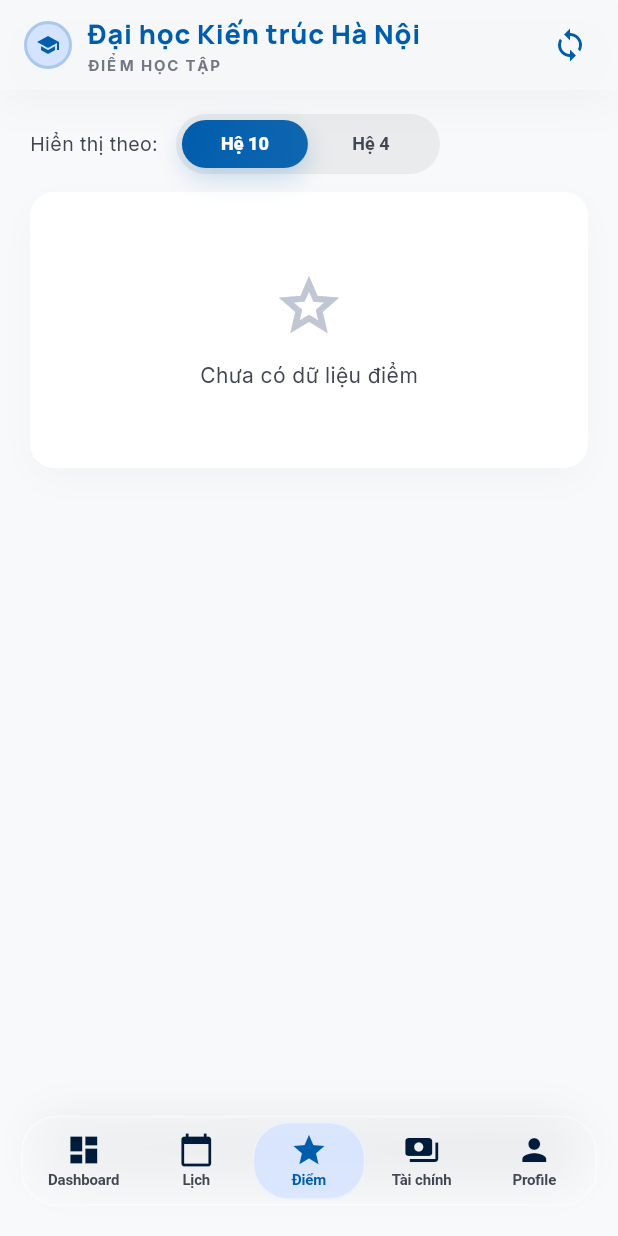
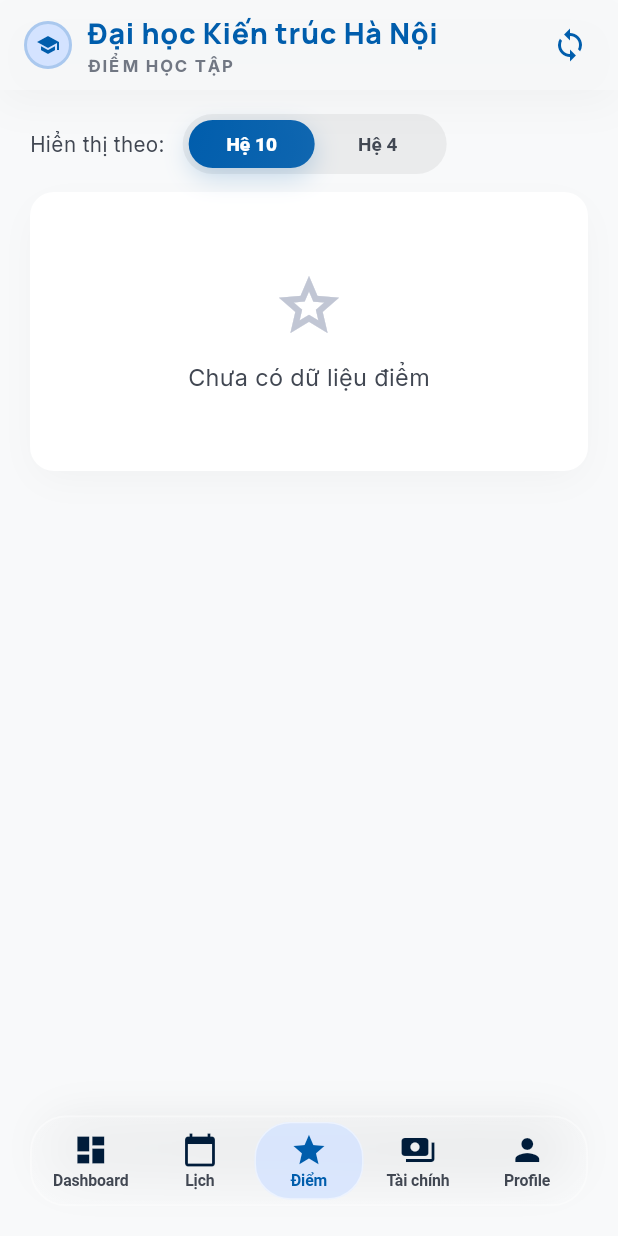
Before and after one commit to itsvantruongg/TramKien, a Flutter app: the MainShell screen opened directly, after a tap on "ĐIỂM HIỆN TẠI", on a phone screen of 412 x 824 dp. Run offline on Flutter 3.47's test engine with Material 3 defaults, Android fonts, the phone set to English and light mode, and no system bars; our stand-ins replace firebase_analytics, firebase_core, flutter_local_notifications, google_fonts, shared_preferences, sqflite and 1 more; accounts and stored records are empty; network calls fail.

Commit message:
update animation

```diff
--- a/lib/screens/dashboard_screen.dart
+++ b/lib/screens/dashboard_screen.dart
@@ -269,8 +269,10 @@
                       child: Column(children: [
                     Row(
                         mainAxisAlignment: MainAxisAlignment.spaceBetween,
+                        crossAxisAlignment: CrossAxisAlignment.center,
                         children: [
-                          Column(
+                          Expanded(
+                            child: Column(
                                 crossAxisAlignment: CrossAxisAlignment.start,
                                 children: [
                                   const Text('TỔNG ĐÃ NỘP',
@@ -281,13 +283,18 @@
                                         fontWeight: FontWeight.w700,
                                       )),
                                   const SizedBox(height: 4),
-                                Text(_fmt(p.tongHocPhiAllDaDong),
+                                  FittedBox(
+                                    fit: BoxFit.scaleDown,
+                                    alignment: Alignment.centerLeft,
+                                    child: Text(_fmt(p.tongHocPhiAllDaDong),
                                         style: GoogleFonts.manrope(
                                           fontSize: 28,
                                           fontWeight: FontWeight.w800,
                                           color: Colors.white,
                                         )),
+                                  ),
                                 ]),
+                          ),
                           Container(
                             padding: const EdgeInsets.symmetric(
                                 horizontal: 12, vertical: 6),
@@ -312,13 +319,16 @@
                       borderRadius: BorderRadius.circular(4),
                     ),
                     const SizedBox(height: 12),
-                    Row(
-                        mainAxisAlignment: MainAxisAlignment.spaceBetween,
-                        children: [
-                          _FinStat('Phải nộp', _fmt(p.tongHocPhiAllPhaiDong),
-                              Colors.white),
-                          _FinStat('Còn lại', _fmt(p.tongHocPhiAllConLai),
-                              Colors.white70),
+                    Row(children: [
+                      Expanded(
+                        child: _FinStat('Phải nộp',
+                            _fmt(p.tongHocPhiAllPhaiDong), Colors.white),
+                      ),
+                      const SizedBox(width: 8),
+                      Expanded(
+                        child: _FinStat('Còn lại', _fmt(p.tongHocPhiAllConLai),
+                            Colors.white.withOpacity(0.8)),
+                      ),
                     ]),
                   ])),
                 ),
@@ -375,17 +385,22 @@
   final Color color;
   const _FinStat(this.label, this.value, this.color);
   @override
-  Widget build(BuildContext ctx) => Column(
+  Widget build(BuildContext ctx) {
+    return Column(
       crossAxisAlignment: CrossAxisAlignment.start,
       children: [
         Text(label,
-              style: const TextStyle(
-                  fontSize: 10, color: Colors.white70, letterSpacing: 1)),
-          Text(value,
-              style: TextStyle(
-                  fontSize: 14, fontWeight: FontWeight.w700, color: color)),
+            style: Theme.of(ctx).textTheme.labelSmall?.copyWith(
+                color: Colors.white.withOpacity(0.7), letterSpacing: 1)),
+        FittedBox(
+          fit: BoxFit.scaleDown,
+          child: Text(value,
+              style: Theme.of(ctx).textTheme.titleSmall?.copyWith(
+                  fontWeight: FontWeight.w700, color: color, height: 1.2)),
+        ),
       ],
     );
+  }
 }
 
 class _EmptyCard extends StatelessWidget {
--- a/lib/screens/main_shell.dart
+++ b/lib/screens/main_shell.dart
@@ -259,7 +259,7 @@
 
     return Container(
       // Giữ margin đáy cố định là 20px theo thiết kế mới
-      margin: const EdgeInsets.fromLTRB(14, 0, 14, 20),
+      margin: const EdgeInsets.fromLTRB(20, 0, 20, 20),
       padding: const EdgeInsets.fromLTRB(3, 3, 3, 3),
       decoration: BoxDecoration(
         // Tạo độ bóng 3D cho bề mặt kính bằng Gradient (thay vì dùng màu trơn)
--- a/lib/theme/app_theme.dart
+++ b/lib/theme/app_theme.dart
@@ -3,36 +3,36 @@
 
 class AppTheme {
   // ── Color tokens từ DESIGN.md ──
-  static const primary           = Color(0xFF005DAC);
-  static const primaryContainer  = Color(0xFF1976D2);
-  static const onPrimary         = Color(0xFFFFFFFF);
-  static const primaryFixed      = Color(0xFFD4E3FF);
-  static const onPrimaryFixed    = Color(0xFF001C3A);
+  static const primary = Color(0xFF005DAC);
+  static const primaryContainer = Color(0xFF1976D2);
+  static const onPrimary = Color(0xFFFFFFFF);
+  static const primaryFixed = Color(0xFFD4E3FF);
+  static const onPrimaryFixed = Color(0xFF001C3A);
 
-  static const secondary         = Color(0xFF475F84);
-  static const secondaryContainer= Color(0xFFBAD3FD);
-  static const onSecondary       = Color(0xFFFFFFFF);
+  static const secondary = Color(0xFF475F84);
+  static const secondaryContainer = Color(0xFFBAD3FD);
+  static const onSecondary = Color(0xFFFFFFFF);
 
-  static const tertiary          = Color(0xFF944700);
+  static const tertiary = Color(0xFF944700);
   static const tertiaryContainer = Color(0xFFBA5B00);
-  static const onTertiary        = Color(0xFFFFFFFF);
+  static const onTertiary = Color(0xFFFFFFFF);
 
-  static const error             = Color(0xFFBA1A1A);
-  static const errorContainer    = Color(0xFFFFDAD6);
-  static const onError           = Color(0xFFFFFFFF);
+  static const error = Color(0xFFBA1A1A);
+  static const errorContainer = Color(0xFFFFDAD6);
+  static const onError = Color(0xFFFFFFFF);
 
-  static const surface           = Color(0xFFF8F9FA);
+  static const surface = Color(0xFFF8F9FA);
   static const surfaceContainerLowest = Color(0xFFFFFFFF);
-  static const surfaceContainerLow    = Color(0xFFF3F4F5);
-  static const surfaceContainer       = Color(0xFFEDEEEF);
-  static const surfaceContainerHigh   = Color(0xFFE7E8E9);
-  static const surfaceContainerHighest= Color(0xFFE1E3E4);
-  static const surfaceDim             = Color(0xFFD9DADB);
+  static const surfaceContainerLow = Color(0xFFF3F4F5);
+  static const surfaceContainer = Color(0xFFEDEEEF);
+  static const surfaceContainerHigh = Color(0xFFE7E8E9);
+  static const surfaceContainerHighest = Color(0xFFE1E3E4);
+  static const surfaceDim = Color(0xFFD9DADB);
 
-  static const onSurface         = Color(0xFF191C1D);
-  static const onSurfaceVariant  = Color(0xFF414752);
-  static const outline           = Color(0xFF717783);
-  static const outlineVariant    = Color(0xFFC1C6D4);
+  static const onSurface = Color(0xFF191C1D);
+  static const onSurfaceVariant = Color(0xFF414752);
+  static const outline = Color(0xFF717783);
+  static const outlineVariant = Color(0xFFC1C6D4);
 
   // ── Gradient chính (DESIGN.md: 135°) ──
   static const primaryGradient = LinearGradient(
@@ -42,26 +42,58 @@
   );
 
   // ── Typography: Manrope (headline) + Inter (body) ──
-  static TextTheme get textTheme => TextTheme(
-    displayLarge:  GoogleFonts.manrope(fontSize: 57, fontWeight: FontWeight.w800),
-    displayMedium: GoogleFonts.manrope(fontSize: 45, fontWeight: FontWeight.w800),
-    displaySmall:  GoogleFonts.manrope(fontSize: 36, fontWeight: FontWeight.w700),
-    headlineLarge: GoogleFonts.manrope(fontSize: 32, fontWeight: FontWeight.w700),
-    headlineMedium:GoogleFonts.manrope(fontSize: 28, fontWeight: FontWeight.w700),
-    headlineSmall: GoogleFonts.manrope(fontSize: 24, fontWeight: FontWeight.w700),
-    titleLarge:    GoogleFonts.manrope(fontSize: 22, fontWeight: FontWeight.w600),
-    titleMedium:   GoogleFonts.inter(fontSize: 16,  fontWeight: FontWeight.w600, letterSpacing: 0.15),
-    titleSmall:    GoogleFonts.inter(fontSize: 14,  fontWeight: FontWeight.w600, letterSpacing: 0.1),
-    bodyLarge:     GoogleFonts.inter(fontSize: 16,  fontWeight: FontWeight.w400),
-    bodyMedium:    GoogleFonts.inter(fontSize: 14,  fontWeight: FontWeight.w400),
-    bodySmall:     GoogleFonts.inter(fontSize: 12,  fontWeight: FontWeight.w400),
-    labelLarge:    GoogleFonts.inter(fontSize: 14,  fontWeight: FontWeight.w600, letterSpacing: 0.1),
-    labelMedium:   GoogleFonts.inter(fontSize: 12,  fontWeight: FontWeight.w500, letterSpacing: 0.5),
-    labelSmall:    GoogleFonts.inter(fontSize: 10,  fontWeight: FontWeight.w700, letterSpacing: 1.5),
+  static TextTheme _buildTextTheme(double scale) => TextTheme(
+        displayLarge: GoogleFonts.manrope(
+            fontSize: 57 * scale, fontWeight: FontWeight.w800),
+        displayMedium: GoogleFonts.manrope(
+            fontSize: 45 * scale, fontWeight: FontWeight.w800),
+        displaySmall: GoogleFonts.manrope(
+            fontSize: 36 * scale, fontWeight: FontWeight.w700),
+        headlineLarge: GoogleFonts.manrope(
+            fontSize: 32 * scale, fontWeight: FontWeight.w700),
+        headlineMedium: GoogleFonts.manrope(
+            fontSize: 28 * scale, fontWeight: FontWeight.w700),
+        headlineSmall: GoogleFonts.manrope(
+            fontSize: 24 * scale, fontWeight: FontWeight.w700),
+        titleLarge: GoogleFonts.manrope(
+            fontSize: 22 * scale, fontWeight: FontWeight.w600),
+        titleMedium: GoogleFonts.inter(
+            fontSize: 16 * scale,
+            fontWeight: FontWeight.w600,
+            letterSpacing: 0.15),
+        titleSmall: GoogleFonts.inter(
+            fontSize: 14 * scale,
+            fontWeight: FontWeight.w600,
+            letterSpacing: 0.1),
+        bodyLarge: GoogleFonts.inter(
+            fontSize: 16 * scale, fontWeight: FontWeight.w400),
+        bodyMedium: GoogleFonts.inter(
+            fontSize: 14 * scale, fontWeight: FontWeight.w400),
+        bodySmall: GoogleFonts.inter(
+            fontSize: 12 * scale, fontWeight: FontWeight.w400),
+        labelLarge: GoogleFonts.inter(
+            fontSize: 14 * scale,
+            fontWeight: FontWeight.w600,
+            letterSpacing: 0.1),
+        labelMedium: GoogleFonts.inter(
+            fontSize: 12 * scale,
+            fontWeight: FontWeight.w500,
+            letterSpacing: 0.5),
+        labelSmall: GoogleFonts.inter(
+            fontSize: 10 * scale,
+            fontWeight: FontWeight.w700,
+            letterSpacing: 1.5),
       );
 
-  static ThemeData get light => ThemeData(
+  static ThemeData get light => lightWithScale(1.0);
+
+  static ThemeData lightWithScale(double scale) {
+    // Giới hạn scale để tránh quá nhỏ hoặc quá lớn
+    final s = scale.clamp(0.8, 1.15);
+
+    return ThemeData(
       useMaterial3: true,
+      visualDensity: s < 1.0 ? VisualDensity.compact : VisualDensity.standard,
       colorScheme: const ColorScheme(
         brightness: Brightness.light,
         primary: primary,
@@ -91,13 +123,14 @@
         onInverseSurface: Color(0xFFF0F1F2),
         inversePrimary: Color(0xFFA5C8FF),
       ),
-    textTheme: textTheme,
+      textTheme: _buildTextTheme(s),
       scaffoldBackgroundColor: surface,
       // Cards
       cardTheme: CardThemeData(
         elevation: 0,
         color: surfaceContainerLowest,
-      shape: RoundedRectangleBorder(borderRadius: BorderRadius.circular(16)),
+        shape:
+            RoundedRectangleBorder(borderRadius: BorderRadius.circular(16 * s)),
         margin: EdgeInsets.zero,
       ),
       // AppBar
@@ -106,8 +139,10 @@
         elevation: 0,
         scrolledUnderElevation: 0,
         titleTextStyle: GoogleFonts.manrope(
-        fontSize: 20, fontWeight: FontWeight.w800,
-        color: primary, letterSpacing: -0.5,
+          fontSize: 20 * s,
+          fontWeight: FontWeight.w800,
+          color: primary,
+          letterSpacing: -0.5,
         ),
       ),
       // Input
@@ -115,30 +150,32 @@
         filled: true,
         fillColor: surfaceContainerLow,
         border: OutlineInputBorder(
-        borderRadius: BorderRadius.circular(12),
+          borderRadius: BorderRadius.circular(12 * s),
           borderSide: BorderSide.none,
         ),
-      focusedBorder: OutlineInputBorder(
-        borderRadius: BorderRadius.circular(12),
-        borderSide: BorderSide(color: primary.withOpacity(0.4), width: 2),
+        contentPadding: EdgeInsets.symmetric(
+          horizontal: 16 * s,
+          vertical: 12 * s,
         ),
       ),
       // Chips
       chipTheme: ChipThemeData(
         backgroundColor: surfaceContainerLow,
-      labelStyle: GoogleFonts.inter(fontSize: 10, fontWeight: FontWeight.w700, letterSpacing: 1.5),
+        labelStyle: GoogleFonts.inter(
+            fontSize: 10 * s, fontWeight: FontWeight.w700, letterSpacing: 1.5),
         shape: RoundedRectangleBorder(borderRadius: BorderRadius.circular(999)),
-      padding: const EdgeInsets.symmetric(horizontal: 12, vertical: 4),
+        padding: EdgeInsets.symmetric(horizontal: 12 * s, vertical: 4 * s),
       ),
       // BottomNav
       navigationBarTheme: NavigationBarThemeData(
         backgroundColor: surface.withOpacity(0.7),
         elevation: 0,
-      height: 72,
+        height: 72 * s,
         indicatorColor: primary.withOpacity(0.1),
         labelTextStyle: WidgetStateProperty.all(
-        GoogleFonts.inter(fontSize: 0), // no labels per DESIGN.md
+          GoogleFonts.inter(fontSize: 0),
         ),
       ),
     );
   }
+}
--- a/lib/widgets/shared_widgets.dart
+++ b/lib/widgets/shared_widgets.dart
@@ -58,7 +58,7 @@
                     children: [
                       Text(
                         'Đại học Kiến trúc Hà Nội',
-                        maxLines: 1,
+                        maxLines: 2,
                         overflow: TextOverflow.ellipsis,
                         style: Theme.of(context).textTheme.titleLarge?.copyWith(
                               fontSize: 18,
@@ -128,7 +128,10 @@
               )
             ],
           ),
-          padding: padding ?? const EdgeInsets.all(20),
+          padding: padding ??
+              (MediaQuery.of(context).size.width < 360
+                  ? const EdgeInsets.all(16)
+                  : const EdgeInsets.all(20)),
           child: child,
         ),
       );
@@ -155,7 +158,10 @@
             )
           ],
         ),
-        padding: padding ?? const EdgeInsets.all(24),
+        padding: padding ??
+            (MediaQuery.of(context).size.width < 360
+                ? const EdgeInsets.all(16)
+                : const EdgeInsets.all(24)),
         child: child,
       );
 }
```
Also changed, not shown: lib/main.dart (+10 -5 lines), lib/screens/profile_screen.dart (+53 -22 lines). Lines whose indentation alone changed are shown as unchanged.
